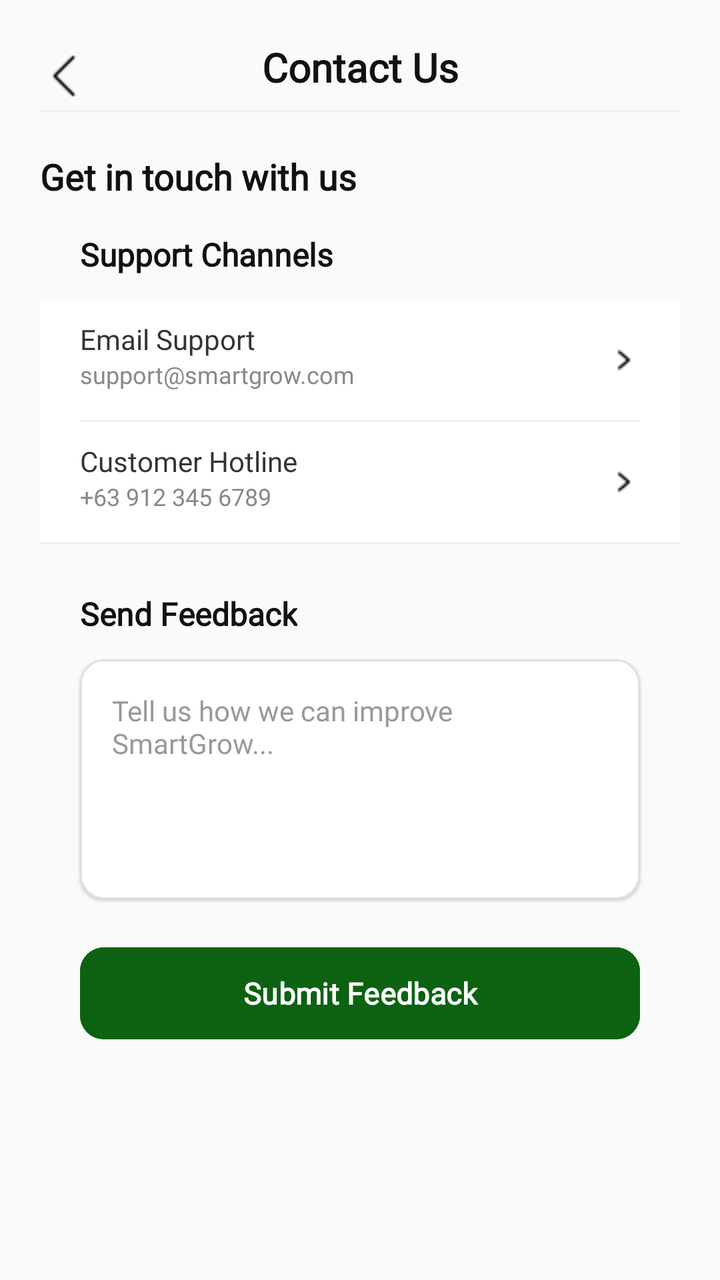
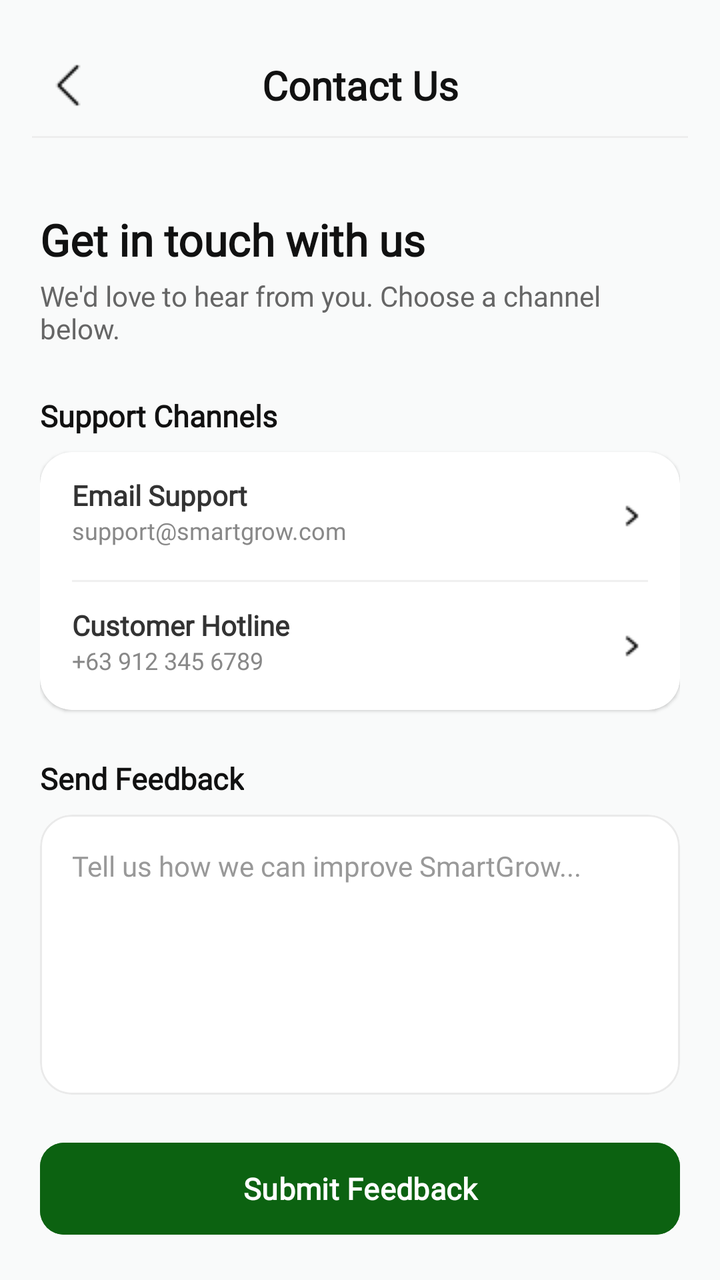

An Android layout rendered at two revisions. The XML below is the earlier revision; the diff shows what the commit changed to produce the second picture.
<!-- AndroidManifest.xml: application theme Theme.SmartGrow -->
<!-- res/layout/fragment_contact_us.xml -->
<?xml version="1.0" encoding="utf-8"?>
<androidx.constraintlayout.widget.ConstraintLayout
    xmlns:android="http://schemas.android.com/apk/res/android"
    xmlns:app="http://schemas.android.com/apk/res-auto"
    xmlns:tools="http://tools.android.com/tools"
    android:id="@+id/layout_contact_us"
    android:layout_width="match_parent"
    android:layout_height="match_parent"
    android:background="#F9FAFA"
    android:padding="20dp">

    <ImageView
        android:id="@+id/btn_back_contact"
        android:layout_width="wrap_content"
        android:layout_height="36dp"
        android:background="?attr/selectableItemBackgroundBorderless"
        android:clickable="true"
        android:focusable="true"
        android:src="@drawable/ic_back"
        app:layout_constraintStart_toStartOf="parent"
        app:layout_constraintTop_toTopOf="parent"
        android:contentDescription="Go back"/>

    <TextView
        android:id="@+id/tv_contact_title"
        android:layout_width="wrap_content"
        android:layout_height="wrap_content"
        android:fontFamily="@font/poppins"
        android:text="Contact Us"
        android:textAlignment="center"
        android:textColor="#111111"
        android:textSize="20sp"
        android:textStyle="bold"
        app:layout_constraintEnd_toEndOf="parent"
        app:layout_constraintStart_toStartOf="parent"
        app:layout_constraintTop_toTopOf="parent" />

    <View
        android:id="@+id/header_divider_contact"
        android:layout_width="match_parent"
        android:layout_height="1dp"
        android:background="#EEEEEE"
        android:layout_marginTop="8dp"
        app:layout_constraintTop_toBottomOf="@id/tv_contact_title"/>

    <TextView
        android:id="@+id/tv_header_contact"
        android:layout_width="wrap_content"
        android:layout_height="wrap_content"
        android:layout_marginTop="20dp"
        android:fontFamily="@font/poppins"
        android:text="Get in touch with us"
        android:textColor="#111111"
        android:textSize="18sp"
        android:textStyle="bold"
        app:layout_constraintStart_toStartOf="parent"
        app:layout_constraintTop_toBottomOf="@id/header_divider_contact" />

    <androidx.core.widget.NestedScrollView
        android:layout_width="match_parent"
        android:layout_height="0dp"
        android:layout_marginTop="16dp"
        android:fillViewport="true"
        app:layout_constraintTop_toBottomOf="@id/tv_header_contact"
        app:layout_constraintBottom_toBottomOf="parent">

        <LinearLayout
            android:layout_width="match_parent"
            android:layout_height="wrap_content"
            android:orientation="vertical">

            <TextView
                android:layout_width="wrap_content"
                android:layout_height="wrap_content"
                android:layout_marginStart="20dp"
                android:layout_marginBottom="12dp"
                android:text="Support Channels"
                android:textColor="#111111"
                android:textSize="16sp"
                android:textStyle="bold"
                android:fontFamily="@font/poppins" />

            <LinearLayout
                android:layout_width="match_parent"
                android:layout_height="wrap_content"
                android:background="#FFFFFF"
                android:orientation="vertical"
                android:layout_marginBottom="24dp">

                <RelativeLayout
                    android:id="@+id/btn_contact_email"
                    android:layout_width="match_parent"
                    android:layout_height="60dp"
                    android:clickable="true"
                    android:focusable="true"
                    android:background="?attr/selectableItemBackground"
                    android:paddingHorizontal="20dp">
                    <TextView
                        android:id="@+id/tv_email_title"
                        android:layout_width="wrap_content"
                        android:layout_height="wrap_content"
                        android:layout_alignParentStart="true"
                        android:layout_marginTop="10dp"
                        android:text="Email Support"
                        android:textColor="#333333"
                        android:textSize="14sp"
                        android:fontFamily="@font/poppins" />
                    <TextView
                        android:layout_width="wrap_content"
                        android:layout_height="wrap_content"
                        android:layout_below="@id/tv_email_title"
                        android:layout_alignParentStart="true"
                        android:text="support@smartgrow.com"
                        android:textColor="#888888"
                        android:textSize="12sp"
                        android:fontFamily="@font/poppins" />
                    <ImageView
                        android:layout_width="16dp"
                        android:layout_height="16dp"
                        android:layout_alignParentEnd="true"
                        android:layout_centerInParent="true"
                        android:src="@drawable/ic_next" />
                </RelativeLayout>
                <View android:layout_width="match_parent" android:layout_height="1dp" android:background="#EEEEEE" android:layout_marginHorizontal="20dp"/>

                <RelativeLayout
                    android:id="@+id/btn_contact_phone"
                    android:layout_width="match_parent"
                    android:layout_height="60dp"
                    android:clickable="true"
                    android:focusable="true"
                    android:background="?attr/selectableItemBackground"
                    android:paddingHorizontal="20dp">
                    <TextView
                        android:id="@+id/tv_phone_title"
                        android:layout_width="wrap_content"
                        android:layout_height="wrap_content"
                        android:layout_alignParentStart="true"
                        android:layout_marginTop="10dp"
                        android:text="Customer Hotline"
                        android:textColor="#333333"
                        android:textSize="14sp"
                        android:fontFamily="@font/poppins" />
                    <TextView
                        android:layout_width="wrap_content"
                        android:layout_height="wrap_content"
                        android:layout_below="@id/tv_phone_title"
                        android:layout_alignParentStart="true"
                        android:text="+63 912 345 6789"
                        android:textColor="#888888"
                        android:textSize="12sp"
                        android:fontFamily="@font/poppins" />
                    <ImageView
                        android:layout_width="16dp"
                        android:layout_height="16dp"
                        android:layout_alignParentEnd="true"
                        android:layout_centerInParent="true"
                        android:src="@drawable/ic_next" />
                </RelativeLayout>
                <View android:layout_width="match_parent" android:layout_height="1dp" android:background="#EEEEEE"/>
            </LinearLayout>

            <TextView
                android:layout_width="wrap_content"
                android:layout_height="wrap_content"
                android:layout_marginStart="20dp"
                android:layout_marginBottom="12dp"
                android:text="Send Feedback"
                android:textColor="#111111"
                android:textSize="16sp"
                android:textStyle="bold"
                android:fontFamily="@font/poppins" />

            <com.google.android.material.card.MaterialCardView
                android:layout_width="match_parent"
                android:layout_height="wrap_content"
                android:layout_marginHorizontal="20dp"
                app:cardBackgroundColor="#FFFFFF"
                app:cardCornerRadius="12dp"
                app:cardElevation="1dp"
                app:strokeColor="#E0E0E0"
                app:strokeWidth="1dp">
                <EditText
                    android:id="@+id/et_feedback_message"
                    android:layout_width="match_parent"
                    android:layout_height="120dp"
                    android:background="@android:color/transparent"
                    android:gravity="top|start"
                    android:hint="Tell us how we can improve SmartGrow..."
                    android:textColorHint="#999999"
                    android:textSize="14sp"
                    android:fontFamily="@font/poppins"
                    android:padding="16dp"
                    android:inputType="textMultiLine"
                    android:importantForAutofill="no" />
            </com.google.android.material.card.MaterialCardView>

            <com.google.android.material.button.MaterialButton
                android:id="@+id/btn_submit_feedback"
                android:layout_width="match_parent"
                android:layout_height="54dp"
                android:layout_marginHorizontal="20dp"
                android:layout_marginTop="20dp"
                android:layout_marginBottom="40dp"
                android:text="Submit Feedback"
                android:textColor="#FFFFFF"
                android:textSize="15sp"
                android:textStyle="bold"
                android:fontFamily="@font/poppins"
                android:backgroundTint="#0C6211"
                app:cornerRadius="12dp" />

        </LinearLayout>
    </androidx.core.widget.NestedScrollView>
</androidx.constraintlayout.widget.ConstraintLayout>
<!-- resources referenced by this layout -->
<resources>
  <!-- drawable ic_back: png bitmap (drawable, 215 bytes) -->
  <!-- drawable ic_next: png bitmap (drawable, 250 bytes) -->
  <style name="Theme.SmartGrow" parent="Base.Theme.SmartGrow" />
  <style name="Base.Theme.SmartGrow" parent="Theme.Material3.DayNight.NoActionBar">
          <item name="android:windowBackground">@android:color/white</item>
          <item name="android:windowDisablePreview">true</item>
          <item name="android:statusBarColor">#0C6211</item>
          <item name="android:windowLightStatusBar" tools:targetApi="m">false</item>
      </style>
</resources>

<!-- the commit's change to res/layout/fragment_contact_us.xml (unified diff, before → after) -->
@@ -6,188 +6,230 @@
     android:id="@+id/layout_contact_us"
     android:layout_width="match_parent"
     android:layout_height="match_parent"
-    android:background="#F9FAFA"
-    android:padding="20dp">
-
-    <ImageView
-        android:id="@+id/btn_back_contact"
-        android:layout_width="wrap_content"
-        android:layout_height="36dp"
-        android:background="?attr/selectableItemBackgroundBorderless"
-        android:clickable="true"
-        android:focusable="true"
-        android:src="@drawable/ic_back"
+    android:background="#F9FAFA">
+
+    
+    <androidx.constraintlayout.widget.ConstraintLayout
+        android:id="@+id/header_container"
+        android:layout_width="match_parent"
+        android:layout_height="wrap_content"
+        android:padding="16dp"
+        app:layout_constraintTop_toTopOf="parent"
         app:layout_constraintStart_toStartOf="parent"
-        app:layout_constraintTop_toTopOf="parent"
-        android:contentDescription="Go back"/>
-
-    <TextView
-        android:id="@+id/tv_contact_title"
-        android:layout_width="wrap_content"
-        android:layout_height="wrap_content"
-        android:fontFamily="@font/poppins"
-        android:text="Contact Us"
-        android:textAlignment="center"
-        android:textColor="#111111"
-        android:textSize="20sp"
-        android:textStyle="bold"
-        app:layout_constraintEnd_toEndOf="parent"
-        app:layout_constraintStart_toStartOf="parent"
-        app:layout_constraintTop_toTopOf="parent" />
-
-    <View
-        android:id="@+id/header_divider_contact"
-        android:layout_width="match_parent"
-        android:layout_height="1dp"
-        android:background="#EEEEEE"
-        android:layout_marginTop="8dp"
-        app:layout_constraintTop_toBottomOf="@id/tv_contact_title"/>
-
-    <TextView
-        android:id="@+id/tv_header_contact"
-        android:layout_width="wrap_content"
-        android:layout_height="wrap_content"
-        android:layout_marginTop="20dp"
-        android:fontFamily="@font/poppins"
-        android:text="Get in touch with us"
-        android:textColor="#111111"
-        android:textSize="18sp"
-        android:textStyle="bold"
-        app:layout_constraintStart_toStartOf="parent"
-        app:layout_constraintTop_toBottomOf="@id/header_divider_contact" />
-
+        app:layout_constraintEnd_toEndOf="parent">
+
+        <ImageView
+            android:id="@+id/btn_back_contact"
+            android:layout_width="36dp"
+            android:layout_height="36dp"
+            android:background="?attr/selectableItemBackgroundBorderless"
+            android:clickable="true"
+            android:focusable="true"
+            android:padding="6dp"
+            android:src="@drawable/ic_back"
+            app:layout_constraintBottom_toBottomOf="parent"
+            app:layout_constraintStart_toStartOf="parent"
+            app:layout_constraintTop_toTopOf="parent"
+            android:contentDescription="Go back"/>
+
+        <TextView
+            android:id="@+id/tv_contact_title"
+            android:layout_width="0dp"
+            android:layout_height="wrap_content"
+            android:fontFamily="@font/poppins"
+            android:text="Contact Us"
+            android:textAlignment="center"
+            android:textColor="#111111"
+            android:textSize="20sp"
+            android:textStyle="bold"
+            app:layout_constraintBottom_toBottomOf="parent"
+            app:layout_constraintEnd_toEndOf="parent"
+            app:layout_constraintStart_toStartOf="parent"
+            app:layout_constraintTop_toTopOf="parent" />
+
+        <View
+            android:id="@+id/header_divider_contact"
+            android:layout_width="match_parent"
+            android:layout_height="1dp"
+            android:background="#EEEEEE"
+            android:layout_marginTop="12dp"
+            app:layout_constraintTop_toBottomOf="@id/tv_contact_title"/>
+    </androidx.constraintlayout.widget.ConstraintLayout>
+
+    
     <androidx.core.widget.NestedScrollView
         android:layout_width="match_parent"
         android:layout_height="0dp"
-        android:layout_marginTop="16dp"
         android:fillViewport="true"
-        app:layout_constraintTop_toBottomOf="@id/tv_header_contact"
-        app:layout_constraintBottom_toBottomOf="parent">
+        android:overScrollMode="never"
+        app:layout_constraintTop_toBottomOf="@id/header_container"
+        app:layout_constraintBottom_toBottomOf="parent"
+        app:layout_constraintStart_toStartOf="parent"
+        app:layout_constraintEnd_toEndOf="parent">
 
         <LinearLayout
             android:layout_width="match_parent"
             android:layout_height="wrap_content"
-            android:orientation="vertical">
-
-            <TextView
-                android:layout_width="wrap_content"
-                android:layout_height="wrap_content"
-                android:layout_marginStart="20dp"
-                android:layout_marginBottom="12dp"
+            android:orientation="vertical"
+            android:padding="20dp">
+
+            <TextView
+                android:layout_width="wrap_content"
+                android:layout_height="wrap_content"
+                android:fontFamily="@font/poppins"
+                android:text="Get in touch with us"
+                android:textColor="#111111"
+                android:textSize="22sp"
+                android:textStyle="bold" />
+
+            <TextView
+                android:layout_width="wrap_content"
+                android:layout_height="wrap_content"
+                android:layout_marginTop="4dp"
+                android:layout_marginBottom="24dp"
+                android:fontFamily="@font/poppins"
+                android:text="We'd love to hear from you. Choose a channel below."
+                android:textColor="#666666"
+                android:textSize="14sp" />
+
+            
+            <TextView
+                android:layout_width="wrap_content"
+                android:layout_height="wrap_content"
+                android:layout_marginBottom="8dp"
                 android:text="Support Channels"
                 android:textColor="#111111"
-                android:textSize="16sp"
+                android:textSize="15sp"
                 android:textStyle="bold"
                 android:fontFamily="@font/poppins" />
 
-            <LinearLayout
+            <com.google.android.material.card.MaterialCardView
                 android:layout_width="match_parent"
                 android:layout_height="wrap_content"
-                android:background="#FFFFFF"
-                android:orientation="vertical"
-                android:layout_marginBottom="24dp">
-
-                <RelativeLayout
-                    android:id="@+id/btn_contact_email"
+                android:layout_marginBottom="24dp"
+                app:cardBackgroundColor="#FFFFFF"
+                app:cardCornerRadius="16dp"
+                app:cardElevation="1dp"
+                app:strokeWidth="0dp">
+
+                <LinearLayout
                     android:layout_width="match_parent"
-                    android:layout_height="60dp"
-                    android:clickable="true"
-                    android:focusable="true"
-                    android:background="?attr/selectableItemBackground"
-                    android:paddingHorizontal="20dp">
-                    <TextView
-                        android:id="@+id/tv_email_title"
-                        android:layout_width="wrap_content"
-                        android:layout_height="wrap_content"
-                        android:layout_alignParentStart="true"
-                        android:layout_marginTop="10dp"
-                        android:text="Email Support"
-                        android:textColor="#333333"
-                        android:textSize="14sp"
-                        android:fontFamily="@font/poppins" />
-                    <TextView
-                        android:layout_width="wrap_content"
-                        android:layout_height="wrap_content"
-                        android:layout_below="@id/tv_email_title"
-                        android:layout_alignParentStart="true"
-                        android:text="support@smartgrow.com"
-                        android:textColor="#888888"
-                        android:textSize="12sp"
-                        android:fontFamily="@font/poppins" />
-                    <ImageView
-                        android:layout_width="16dp"
-                        android:layout_height="16dp"
-                        android:layout_alignParentEnd="true"
-                        android:layout_centerInParent="true"
-                        android:src="@drawable/ic_next" />
-                </RelativeLayout>
-                <View android:layout_width="match_parent" android:layout_height="1dp" android:background="#EEEEEE" android:layout_marginHorizontal="20dp"/>
-
-                <RelativeLayout
-                    android:id="@+id/btn_contact_phone"
-                    android:layout_width="match_parent"
-                    android:layout_height="60dp"
-                    android:clickable="true"
-                    android:focusable="true"
-                    android:background="?attr/selectableItemBackground"
-                    android:paddingHorizontal="20dp">
-                    <TextView
-                        android:id="@+id/tv_phone_title"
-                        android:layout_width="wrap_content"
-                        android:layout_height="wrap_content"
-                        android:layout_alignParentStart="true"
-                        android:layout_marginTop="10dp"
-                        android:text="Customer Hotline"
-                        android:textColor="#333333"
-                        android:textSize="14sp"
-                        android:fontFamily="@font/poppins" />
-                    <TextView
-                        android:layout_width="wrap_content"
-                        android:layout_height="wrap_content"
-                        android:layout_below="@id/tv_phone_title"
-                        android:layout_alignParentStart="true"
-                        android:text="+63 912 345 6789"
-                        android:textColor="#888888"
-                        android:textSize="12sp"
-                        android:fontFamily="@font/poppins" />
-                    <ImageView
-                        android:layout_width="16dp"
-                        android:layout_height="16dp"
-                        android:layout_alignParentEnd="true"
-                        android:layout_centerInParent="true"
-                        android:src="@drawable/ic_next" />
-                </RelativeLayout>
-                <View android:layout_width="match_parent" android:layout_height="1dp" android:background="#EEEEEE"/>
-            </LinearLayout>
-
-            <TextView
-                android:layout_width="wrap_content"
-                android:layout_height="wrap_content"
-                android:layout_marginStart="20dp"
-                android:layout_marginBottom="12dp"
+                    android:layout_height="wrap_content"
+                    android:orientation="vertical">
+
+                    
+                    <RelativeLayout
+                        android:id="@+id/btn_contact_email"
+                        android:layout_width="match_parent"
+                        android:layout_height="64dp"
+                        android:clickable="true"
+                        android:focusable="true"
+                        android:background="?attr/selectableItemBackground"
+                        android:paddingHorizontal="16dp">
+                        <TextView
+                            android:id="@+id/tv_email_title"
+                            android:layout_width="wrap_content"
+                            android:layout_height="wrap_content"
+                            android:layout_alignParentStart="true"
+                            android:layout_marginTop="12dp"
+                            android:text="Email Support"
+                            android:textColor="#333333"
+                            android:textSize="14sp"
+                            android:textStyle="bold"
+                            android:fontFamily="@font/poppins" />
+                        <TextView
+                            android:layout_width="wrap_content"
+                            android:layout_height="wrap_content"
+                            android:layout_below="@id/tv_email_title"
+                            android:layout_alignParentStart="true"
+                            android:text="support@smartgrow.com"
+                            android:textColor="#888888"
+                            android:textSize="12sp"
+                            android:fontFamily="@font/poppins" />
+                        <ImageView
+                            android:layout_width="16dp"
+                            android:layout_height="16dp"
+                            android:layout_alignParentEnd="true"
+                            android:layout_centerInParent="true"
+                            android:src="@drawable/ic_next"
+                            android:contentDescription="Open email"/>
+                    </RelativeLayout>
+
+                    <View
+                        android:layout_width="match_parent"
+                        android:layout_height="1dp"
+                        android:background="#F0F0F0"
+                        android:layout_marginHorizontal="16dp"/>
+
+                    
+                    <RelativeLayout
+                        android:id="@+id/btn_contact_phone"
+                        android:layout_width="match_parent"
+                        android:layout_height="64dp"
+                        android:clickable="true"
+                        android:focusable="true"
+                        android:background="?attr/selectableItemBackground"
+                        android:paddingHorizontal="16dp">
+                        <TextView
+                            android:id="@+id/tv_phone_title"
+                            android:layout_width="wrap_content"
+                            android:layout_height="wrap_content"
+                            android:layout_alignParentStart="true"
+                            android:layout_marginTop="12dp"
+                            android:text="Customer Hotline"
+                            android:textColor="#333333"
+                            android:textSize="14sp"
+                            android:textStyle="bold"
+                            android:fontFamily="@font/poppins" />
+                        <TextView
+                            android:layout_width="wrap_content"
+                            android:layout_height="wrap_content"
+                            android:layout_below="@id/tv_phone_title"
+                            android:layout_alignParentStart="true"
+                            android:text="+63 912 345 6789"
+                            android:textColor="#888888"
+                            android:textSize="12sp"
+                            android:fontFamily="@font/poppins" />
+                        <ImageView
+                            android:layout_width="16dp"
+                            android:layout_height="16dp"
+                            android:layout_alignParentEnd="true"
+                            android:layout_centerInParent="true"
+                            android:src="@drawable/ic_next"
+                            android:contentDescription="Call hotline"/>
+                    </RelativeLayout>
+                </LinearLayout>
+            </com.google.android.material.card.MaterialCardView>
+
+            
+            <TextView
+                android:layout_width="wrap_content"
+                android:layout_height="wrap_content"
+                android:layout_marginBottom="8dp"
                 android:text="Send Feedback"
                 android:textColor="#111111"
-                android:textSize="16sp"
+                android:textSize="15sp"
                 android:textStyle="bold"
                 android:fontFamily="@font/poppins" />
 
             <com.google.android.material.card.MaterialCardView
                 android:layout_width="match_parent"
                 android:layout_height="wrap_content"
-                android:layout_marginHorizontal="20dp"
+                android:layout_marginBottom="20dp"
                 app:cardBackgroundColor="#FFFFFF"
-                app:cardCornerRadius="12dp"
+                app:cardCornerRadius="16dp"
                 app:cardElevation="1dp"
-                app:strokeColor="#E0E0E0"
+                app:strokeColor="#EAEAEA"
                 app:strokeWidth="1dp">
                 <EditText
                     android:id="@+id/et_feedback_message"
                     android:layout_width="match_parent"
-                    android:layout_height="120dp"
+                    android:layout_height="140dp"
                     android:background="@android:color/transparent"
                     android:gravity="top|start"
                     android:hint="Tell us how we can improve SmartGrow..."
                     android:textColorHint="#999999"
+                    android:textColor="#222222"
                     android:textSize="14sp"
                     android:fontFamily="@font/poppins"
                     android:padding="16dp"
@@ -199,9 +241,7 @@
                 android:id="@+id/btn_submit_feedback"
                 android:layout_width="match_parent"
                 android:layout_height="54dp"
-                android:layout_marginHorizontal="20dp"
-                android:layout_marginTop="20dp"
-                android:layout_marginBottom="40dp"
+                android:layout_marginBottom="30dp"
                 android:text="Submit Feedback"
                 android:textColor="#FFFFFF"
                 android:textSize="15sp"
<!-- resource entries referenced after the edit -->
@@ -8,6 +8,12 @@
           <item name="android:windowDisablePreview">true</item>
           <item name="android:statusBarColor">#0C6211</item>
           <item name="android:windowLightStatusBar" tools:targetApi="m">false</item>
+  
+          
+          <item name="android:navigationBarColor">#F9FAFA</item>
+  
+          
+          <item name="android:windowLightNavigationBar" tools:targetApi="o">true</item>
       </style>
 </resources>
 
